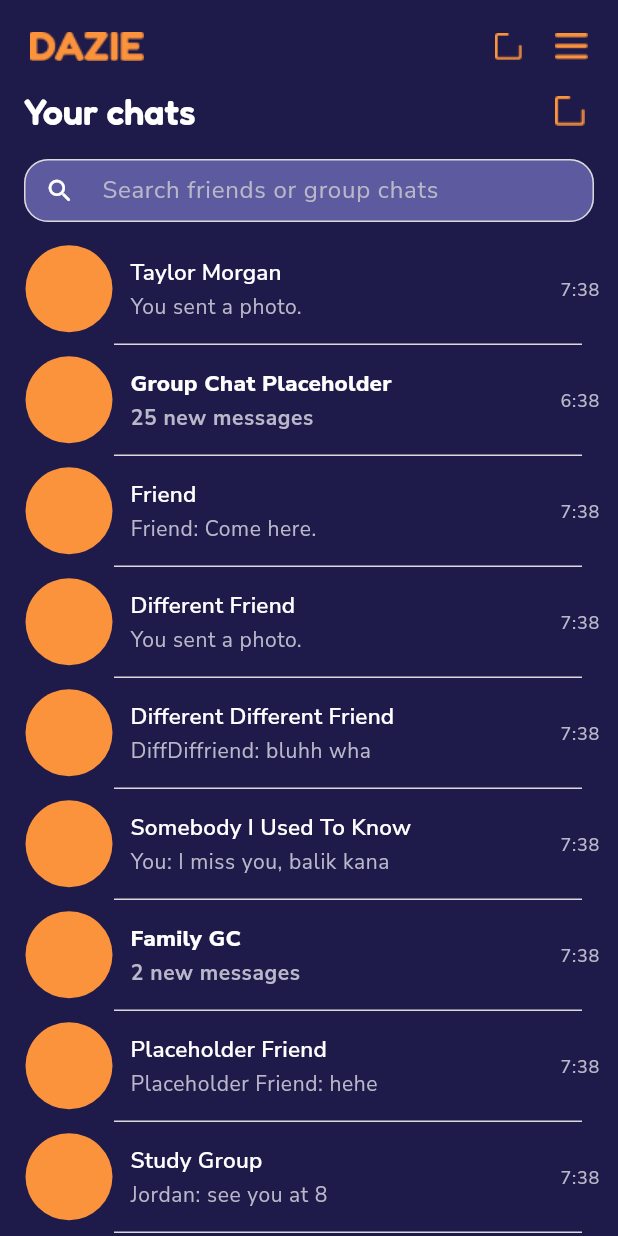
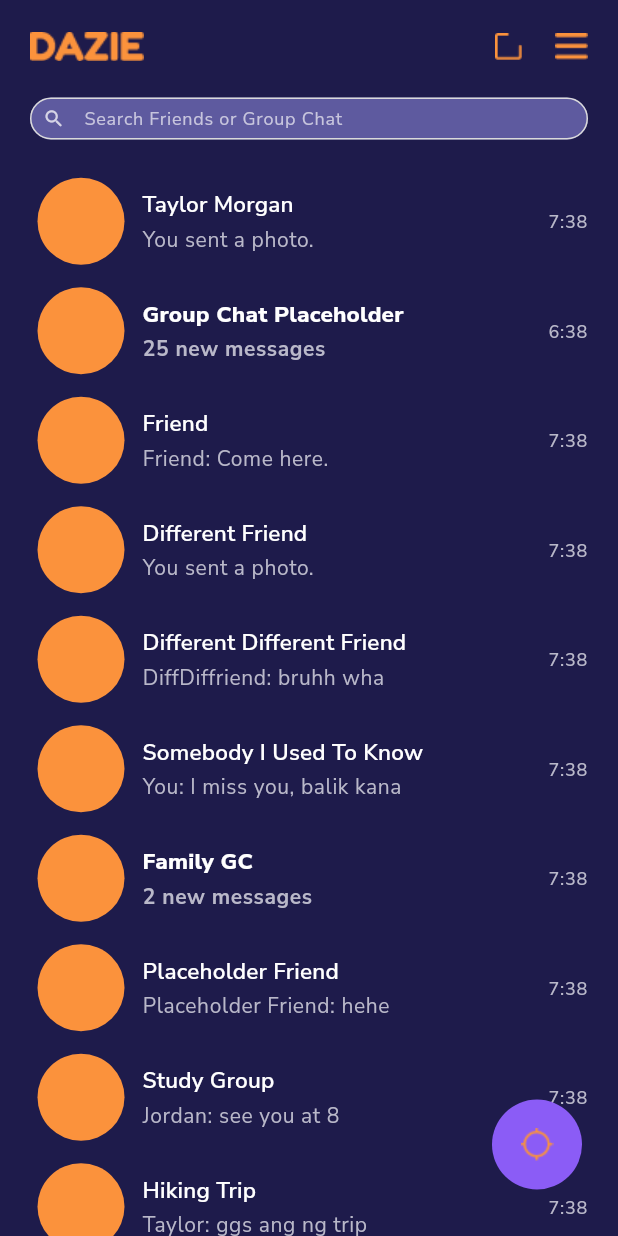
Before and after one commit to prinpami/Dazie, a Flutter app: the HomeScreen screen opened by its route, on a phone screen of 412 x 824 dp. Run offline on Flutter 3.47's test engine with Material 3 defaults, Android fonts, the phone set to English and light mode, and no system bars; our stand-ins replace flutter_svg.

```diff
--- a/lib/screens/home_screen.dart
+++ b/lib/screens/home_screen.dart
@@ -1,6 +1,5 @@
 import 'package:flutter/material.dart';
 
-import '../theme/app_spacing.dart';
 import '../theme/app_theme.dart';
 
 class HomeScreen extends StatefulWidget {
@@ -29,7 +28,7 @@ class _HomeScreenState extends State<HomeScreen> {
     _ConversationPreview('Different Friend', 'You sent a photo.', '7:38 pm'),
     _ConversationPreview(
       'Different Different Friend',
-      'DiffDiffriend: bluhh wha',
+      'DiffDiffriend: bruhh wha',
       '7:38 pm',
     ),
     _ConversationPreview(
@@ -86,7 +85,9 @@ class _HomeScreenState extends State<HomeScreen> {
   Widget build(BuildContext context) {
     return Scaffold(
       backgroundColor: DazieColors.darkIndigo,
-      body: SafeArea(
+      body: Stack(
+        children: [
+          SafeArea(
             top: false,
             bottom: false,
             child: Column(
@@ -95,6 +96,34 @@ class _HomeScreenState extends State<HomeScreen> {
                 Expanded(child: _buildMessages()),
               ],
             ),
+          ),
+          Positioned(
+            right: 24,
+            bottom: 31,
+            child: Material(
+              color: DazieColors.electricViolet,
+              shape: const CircleBorder(),
+              child: InkWell(
+                customBorder: const CircleBorder(),
+                onTap: () => _showPreviewMessage(
+                  'Nearby discovery will be added in a later checkpoint.',
+                ),
+                child: SizedBox(
+                  width: 60,
+                  height: 60,
+                  child: Center(
+                    child: Image.asset(
+                      'assets/images/RadarButton.png',
+                      width: 25,
+                      height: 25,
+                      semanticLabel: 'Discover nearby friends',
+                    ),
+                  ),
+                ),
+              ),
+            ),
+          ),
+        ],
       ),
     );
   }
@@ -140,85 +169,55 @@ class _HomeScreenState extends State<HomeScreen> {
 
     return Column(
       children: [
+        const SizedBox(height: 23),
         Padding(
-          padding: const EdgeInsets.fromLTRB(
-            AppSpacing.md,
-            AppSpacing.sm,
-            AppSpacing.sm,
-            AppSpacing.sm,
-          ),
-          child: Row(
-            children: [
-              Expanded(
-                child: Text(
-                  'Your chats',
-                  style: Theme.of(context).textTheme.headlineSmall,
-                ),
-              ),
-              IconButton(
-                tooltip: 'Create a chat',
-                onPressed: () => _showPreviewMessage(
-                  'Creating a chat will be added in a later checkpoint.',
-                ),
-                icon: Image.asset(
-                  'assets/images/Create.png',
-                  width: 22,
-                  height: 22,
-                  semanticLabel: 'Create a chat',
-                ),
-              ),
-            ],
-          ),
-        ),
-        Padding(
-          padding: const EdgeInsets.fromLTRB(
-            AppSpacing.md,
-            0,
-            AppSpacing.md,
-            AppSpacing.sm,
-          ),
+          padding: const EdgeInsets.symmetric(horizontal: 20),
           child: SizedBox(
-            height: 42,
+            height: 28,
             child: TextField(
               controller: _searchController,
               onChanged: (value) => setState(() => _searchText = value),
               decoration: InputDecoration(
                 isDense: true,
-                hintText: 'Search friends or group chats',
-                prefixIcon: const Icon(Icons.search_rounded, size: 20),
+                hintText: 'Search Friends or Group Chat',
+                hintStyle: const TextStyle(
+                  color: Color(0xFFC7C5DD),
+                  fontSize: 12,
+                ),
+                prefixIcon: const Icon(
+                  Icons.search_rounded,
+                  color: Color(0xFFD6D4E6),
+                  size: 15,
+                ),
+                prefixIconConstraints: const BoxConstraints(
+                  minWidth: 32,
+                  minHeight: 28,
+                ),
                 filled: true,
                 fillColor: DazieColors.searchPurple,
                 contentPadding: EdgeInsets.zero,
                 border: OutlineInputBorder(
-                  borderRadius: BorderRadius.circular(20),
+                  borderRadius: BorderRadius.circular(18),
                   borderSide: BorderSide.none,
                 ),
               ),
-              style: const TextStyle(color: DazieColors.white),
+              style: const TextStyle(color: DazieColors.white, fontSize: 12),
             ),
           ),
         ),
+        const SizedBox(height: 18),
         Expanded(
           child: conversations.isEmpty
-              ? Center(
+              ? const Center(
                   child: Text(
                     'No conversations found',
-                    style: Theme.of(context).textTheme.bodySmall,
+                    style: TextStyle(color: DazieColors.mutedText),
                   ),
                 )
-              : ListView.separated(
-                  padding: const EdgeInsets.only(
-                    left: AppSpacing.sm,
-                    right: AppSpacing.sm,
-                    bottom: AppSpacing.md,
-                  ),
+              : ListView.builder(
+                  padding: const EdgeInsets.only(bottom: 12),
                   itemCount: conversations.length,
-                  separatorBuilder: (context, index) => const Divider(
-                    height: 1,
-                    indent: 68,
-                    endIndent: AppSpacing.md,
-                    color: DazieColors.line,
-                  ),
+                  itemExtent: 73,
                   itemBuilder: (context, index) {
                     final conversation = conversations[index];
                     return _ConversationTile(
@@ -298,7 +297,7 @@ class _ConversationTile extends StatelessWidget {
       child: SizedBox(
         height: 73,
         child: Padding(
-          padding: const EdgeInsets.only(left: 9, right: 4),
+          padding: const EdgeInsets.only(left: 25, right: 20),
           child: Row(
             children: [
               const CircleAvatar(
```
Also changed, not shown: lib/widgets/settings_components.dart (added, +163 -0 lines), lib/widgets/settings_profile_header.dart (added, +33 -0 lines). Lines whose indentation alone changed are shown as unchanged.
